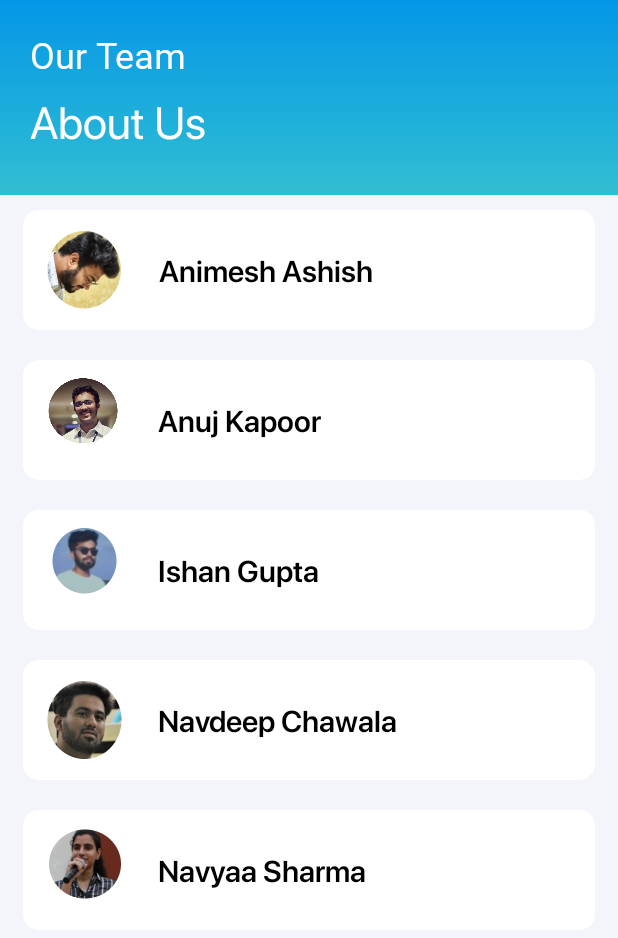
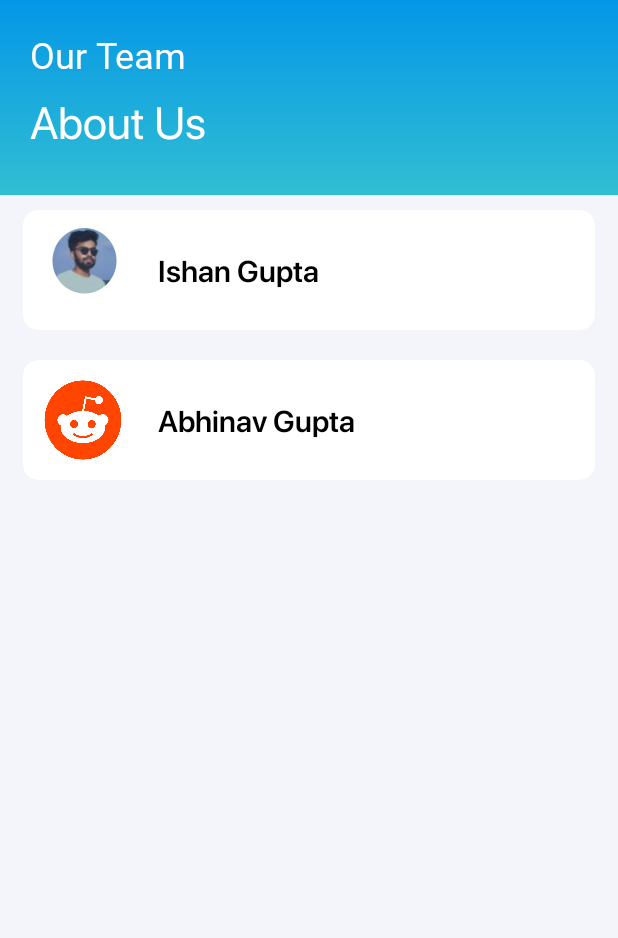
Before and after one commit to anujkap/LocalHub-1, an Android app: the layout fragment_notifications.xml on its own in the app's theme, with its tools: preview values and no code run, on a phone screen of 412 x 824 dp. Shown: the top 938 px of the screen. Run offline under Robolectric (Android 15) with nearby library versions, the phone set to English and light mode, and no system bars.

Commit message:
about me

```diff
--- a/app/src/main/res/layout/fragment_notifications.xml
+++ b/app/src/main/res/layout/fragment_notifications.xml
@@ -84,7 +84,7 @@
                     app:layout_constraintBottom_toBottomOf="parent"
                     app:layout_constraintStart_toStartOf="parent"
                     app:layout_constraintTop_toTopOf="parent"
-                    app:srcCompat="@drawable/anuj" />
+                    app:srcCompat="@drawable/reddit" />
 
                 <TextView
                     android:layout_width="wrap_content"
@@ -94,7 +94,7 @@
                     android:layout_marginBottom="20dp"
                     android:fontFamily="@font/sf_pro_semibold"
                     android:gravity="center"
-                    android:text="Anuj Kapoor"
+                    android:text="Abhinav Gupta"
                     android:textColor="#000000"
                     android:textSize="20sp"
                     app:layout_constraintBottom_toBottomOf="parent"
@@ -148,7 +148,7 @@
                     app:layout_constraintBottom_toBottomOf="parent"
                     app:layout_constraintStart_toStartOf="parent"
                     app:layout_constraintTop_toTopOf="parent"
-                    app:srcCompat="@drawable/animesh" />
+                    app:srcCompat="@drawable/ishan" />
 
                 <TextView
                     android:layout_width="wrap_content"
@@ -158,7 +158,7 @@
                     android:layout_marginBottom="20dp"
                     android:fontFamily="@font/sf_pro_semibold"
                     android:gravity="center"
-                    android:text="Animesh Ashish"
+                    android:text="Ishan Gupta"
                     android:textColor="#000000"
                     android:textSize="20sp"
                     app:layout_constraintBottom_toBottomOf="parent"
@@ -179,6 +179,7 @@
         android:focusable="true"
         android:foreground="?android:attr/selectableItemBackground"
         android:orientation="vertical"
+        android:visibility="gone"
         app:layout_constraintEnd_toEndOf="parent"
         app:layout_constraintStart_toStartOf="parent"
         app:layout_constraintTop_toBottomOf="@+id/anuj">
@@ -242,6 +243,7 @@
         android:focusable="true"
         android:foreground="?android:attr/selectableItemBackground"
         android:orientation="vertical"
+        android:visibility="gone"
         app:layout_constraintEnd_toEndOf="parent"
         app:layout_constraintStart_toStartOf="parent"
         app:layout_constraintTop_toBottomOf="@+id/ishan">
@@ -304,6 +306,7 @@
         android:focusable="true"
         android:foreground="?android:attr/selectableItemBackground"
         android:orientation="vertical"
+        android:visibility="gone"
         app:layout_constraintEnd_toEndOf="parent"
         app:layout_constraintStart_toStartOf="parent"
         app:layout_constraintTop_toBottomOf="@+id/navdeep">
--- a/build.gradle
+++ b/build.gradle
@@ -7,7 +7,7 @@ buildscript {
 
     }
     dependencies {
-        classpath 'com.android.tools.build:gradle:3.5.3'
+        classpath 'com.android.tools.build:gradle:4.0.1'
 
         // NOTE: Do not place your application dependencies here; they belong
         // in the individual module build.gradle files
```
Also changed, not shown: app/build.gradle (+8 -8 lines), app/src/main/java/com/teamscam/localhub/ui/home/HomeFragment.java (+4 -4 lines), gradle/wrapper/gradle-wrapper.properties.
